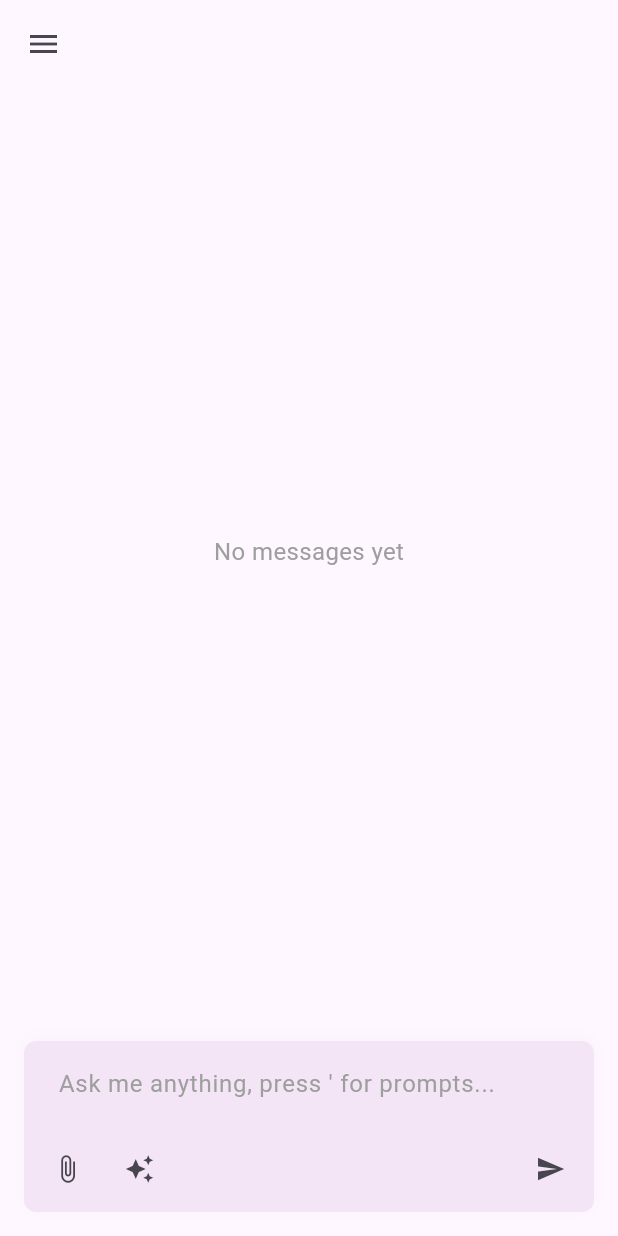
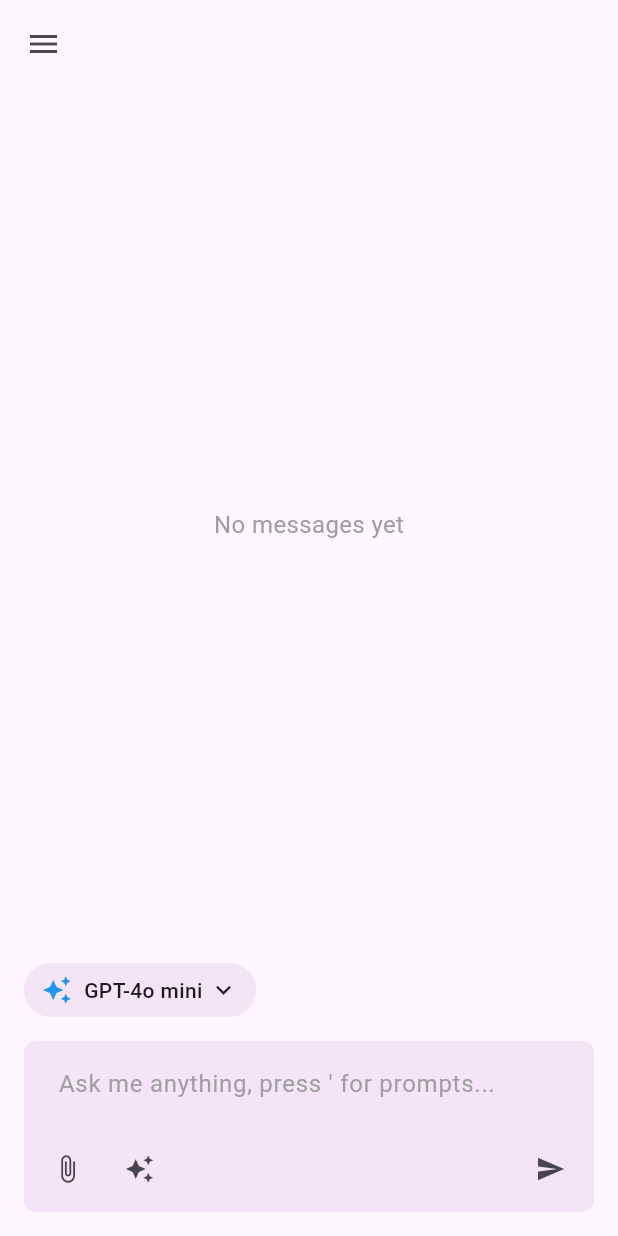
Before and after one commit to WokCao/AdvancedMobile-AIChat, a Flutter app: the HomeScreen screen opened by its route, on a phone screen of 412 x 824 dp. Run offline on Flutter 3.47's test engine with Material 3 defaults, Android fonts, the phone set to English and light mode, and no system bars.

Commit message:
AI model selector

```diff
--- a/lib/screens/home_screen.dart
+++ b/lib/screens/home_screen.dart
@@ -1,5 +1,6 @@
 import 'package:flutter/material.dart';
 import '../widgets/app_sidebar.dart';
+import '../widgets/selector_menu.dart';
 
 class HomeScreen extends StatefulWidget {
   const HomeScreen({super.key});
@@ -13,6 +14,56 @@ class _HomeScreenState extends State<HomeScreen> {
   final TextEditingController _textController = TextEditingController();
   bool _isInputFocused = false;
 
+  // AI Models data
+  final List<Map<String, dynamic>> _modelData = [
+    {
+      'name': 'GPT-4o mini',
+      'icon': Icons.auto_awesome,
+      'description': "OpenAI's latest model, great for most everyday tasks",
+      'tokenCount': 'Cost 1 Tokens',
+      'iconColor': Colors.blue,
+    },
+    {
+      'name': 'GPT-4o',
+      'icon': Icons.auto_awesome_outlined,
+      'iconColor': Colors.purple,
+    },
+    {
+      'name': 'Gemini 1.5 Flash',
+      'icon': Icons.flash_on,
+      'iconColor': Colors.amber,
+    },
+    {
+      'name': 'Gemini 1.5 Pro',
+      'icon': Icons.workspace_premium,
+      'iconColor': Colors.black,
+    },
+    {
+      'name': 'Claude 3 Haiku',
+      'icon': Icons.psychology,
+      'iconColor': Colors.orange,
+    },
+    {
+      'name': 'Claude 3 Sonnet',
+      'icon': Icons.psychology_outlined,
+      'iconColor': Colors.brown,
+    },
+    {
+      'name': 'Deepseek Chat',
+      'icon': Icons.chat_bubble_outline,
+      'iconColor': Colors.blue,
+    },
+  ];
+
+  late String _selectedModel;
+  final GlobalKey _modelSelectorKey = GlobalKey();
+
+  @override
+  void initState() {
+    super.initState();
+    _selectedModel = _modelData[0]['name'];
+  }
+
   void _toggleSidebar() {
     setState(() {
       _isSidebarVisible = !_isSidebarVisible;
@@ -23,6 +74,52 @@ class _HomeScreenState extends State<HomeScreen> {
     setState(() {
       _isSidebarVisible = false;
     });
+  }
+
+  void _showModelSelector() {
+    // Convert model data to selector items
+    final items = _modelData.map((model) {
+      return SelectorItem<String>(
+        title: model['name'],
+        leading: Icon(
+          model['icon'],
+          size: 20,
+          color: model['iconColor'],
+        ),
+        subtitle: model['description'],
+        trailing: model['tokenCount'],
+        value: model['name'],
+      );
+    }).toList();
+
+    // Get the position of the button
+    final RenderBox? renderBox = _modelSelectorKey.currentContext?.findRenderObject() as RenderBox?;
+    if (renderBox == null) return;
+
+    final size = renderBox.size;
+    final offset = renderBox.localToGlobal(Offset.zero);
+
+    // Show the menu above the button
+    SelectorMenuHelper.showMenu<String>(
+      context: context,
+      items: items,
+      selectedValue: _selectedModel,
+      onItemSelected: (value) {
+        setState(() {
+          _selectedModel = value;
+        });
+      },
+      title: 'Base AI Models',
+      offset: Offset(offset.dx + 16, offset.dy - 400), // Position above the button
+    );
+  }
+
+  // Get the current model data
+  Map<String, dynamic> get _currentModel {
+    return _modelData.firstWhere(
+          (model) => model['name'] == _selectedModel,
+      orElse: () => _modelData[0],
+    );
   }
 
   @override
@@ -58,6 +155,47 @@ class _HomeScreenState extends State<HomeScreen> {
                       color: Colors.grey,
                       fontSize: 16,
                     ),
+                  ),
+                ),
+              ),
+
+              // Model selector
+              Container(
+                key: _modelSelectorKey,
+                margin: const EdgeInsets.only(left: 16.0),
+                padding: const EdgeInsets.symmetric(
+                  horizontal: 12,
+                  vertical: 8,
+                ),
+                decoration: BoxDecoration(
+                  color: Colors.purple.shade50,
+                  borderRadius: BorderRadius.circular(24),
+                ),
+                child: InkWell(
+                  onTap: _showModelSelector,
+                  borderRadius: BorderRadius.circular(24),
+                  child: Row(
+                    mainAxisSize: MainAxisSize.min,
+                    children: [
+                      Icon(
+                        _currentModel['icon'],
+                        size: 20,
+                        color: _currentModel['iconColor'],
+                      ),
+                      const SizedBox(width: 8),
+                      Text(
+                        _currentModel['name'],
+                        style: const TextStyle(
+                          fontSize: 14,
+                          fontWeight: FontWeight.w500,
+                        ),
+                      ),
+                      const SizedBox(width: 4),
+                      const Icon(
+                        Icons.expand_more,
+                        size: 20,
+                      ),
+                    ],
                   ),
                 ),
               ),
```
Also changed, not shown: lib/widgets/selector_menu.dart (added, +210 -0 lines).
